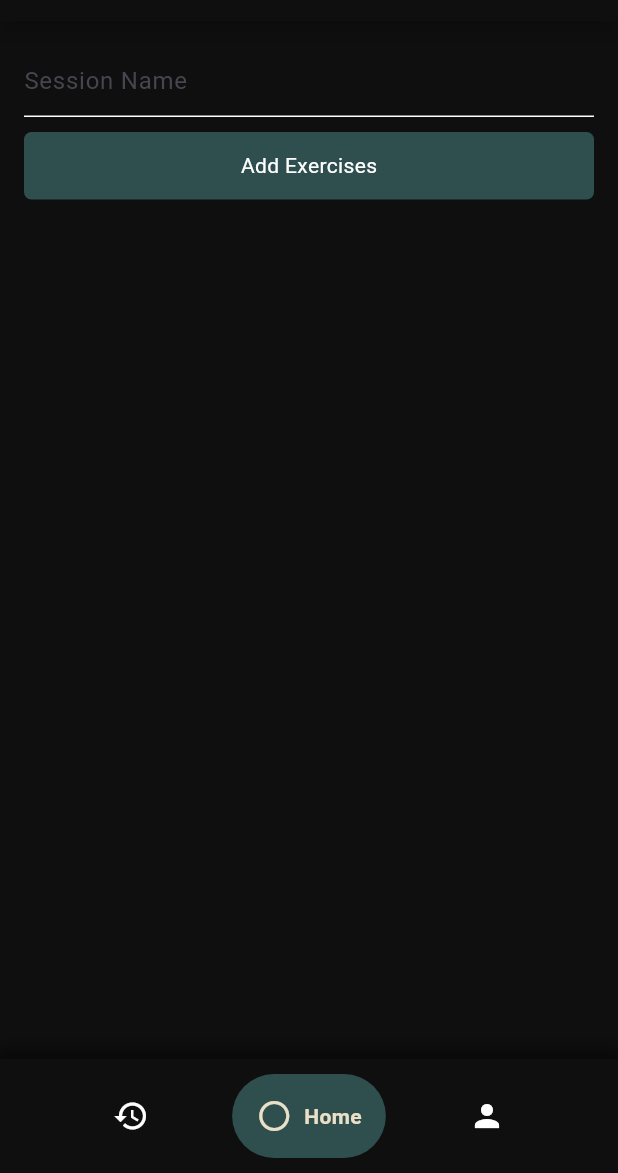
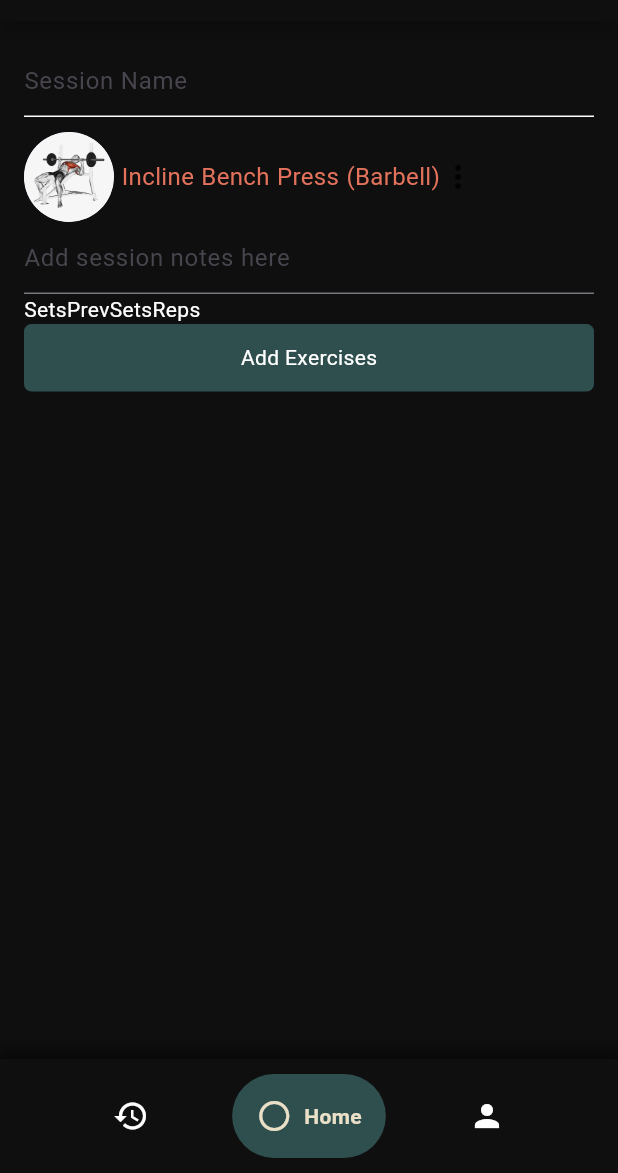
Before and after one commit to zendrexx/workout_app, a Flutter app: the CreateSessionPage screen opened by its route, on a phone screen of 412 x 824 dp, the part 63-1236 px from its top. Run offline on Flutter 3.47's test engine with Material 3 defaults, Android fonts, the phone set to English and light mode, and no system bars; drawn by our look-alikes of google_nav_bar; our stand-ins replace flutter_heatmap_calendar, go_router.

Commit message:
session workout widget

```diff
--- a/client/lib/features/home/pages/create_session_page.dart
+++ b/client/lib/features/home/pages/create_session_page.dart
@@ -1,4 +1,5 @@
 import 'package:client/features/home/widgets/long_custom_button.dart';
+import 'package:client/features/home/widgets/session_workout_widget.dart';
 import 'package:flutter/material.dart';
 import 'package:go_router/go_router.dart';
 
@@ -86,7 +87,7 @@ class _CreateSessionPageState extends State<CreateSessionPage> {
                 },
               ),
               SizedBox(height: 10),
-
+              SessionWorkoutWidget(),
               LongCustomButton(title: "Add Exercises", onTap: () {}),
             ],
           ),
--- a/client/lib/features/home/widgets/home_list_widget.dart
+++ b/client/lib/features/home/widgets/home_list_widget.dart
@@ -49,10 +49,12 @@ class HomeListWidget extends StatelessWidget {
                   ],
                 ),
 
-                Text(
-                  "Push day - Bench press, Machine fly..\nPull day - Lat PullDown, Pull ups, Row..\nLeg Day - Squat, Deadlift..",
-                  style: TextStyle(fontSize: 14, color: Color(0xffEAE0C8)),
-                ),
+                // Text(
+                //   "Push day - Bench press, Machine fly..\nPull day - Lat PullDown, Pull ups, Row..\nLeg Day - Squat, Deadlift..",
+                //   style: TextStyle(fontSize: 14, color: Color(0xffEAE0C8)),
+                // ),
+                Text("hello no font"),
+                Text("hello with font", style: TextStyle(fontFamily: "Futura")),
                 SizedBox(height: 10),
                 LongCustomButton(
                   title: "Start Program",
--- /dev/null
+++ b/client/lib/features/home/widgets/session_workout_widget.dart
@@ -0,0 +1,35 @@
+import 'package:flutter/material.dart';
+
+class SessionWorkoutWidget extends StatelessWidget {
+  const SessionWorkoutWidget({super.key});
+
+  @override
+  Widget build(BuildContext context) {
+    return Column(
+      children: [
+        Row(
+          children: [
+            const CircleAvatar(
+              radius: 30,
+              backgroundImage: AssetImage("assets/images/benchpress.png"),
+            ),
+            SizedBox(width: 5),
+            Text(
+              "Incline Bench Press (Barbell)",
+              style: TextStyle(
+                color: Color(0xffE2725B),
+                fontSize: 16,
+                wordSpacing: .5,
+              ),
+            ),
+            GestureDetector(child: Icon(Icons.more_vert_outlined)),
+          ],
+        ),
+        TextField(
+          decoration: InputDecoration(hintText: "Add session notes here"),
+        ),
+        Row(children: [Text("Sets"), Text("Prev"), Text("Sets"), Text("Reps")]),
+      ],
+    );
+  }
+}
--- a/client/lib/main.dart
+++ b/client/lib/main.dart
@@ -13,15 +13,15 @@ class MyApp extends StatelessWidget {
   Widget build(BuildContext context) {
     return MaterialApp.router(
       debugShowCheckedModeBanner: false,
-      title: 'Flutter Demo',
+      routerConfig: router,
       theme: ThemeData(
+        fontFamily: "Futura",
         colorScheme: ColorScheme.fromSeed(seedColor: Colors.deepPurple),
         textTheme: ThemeData.light().textTheme.apply(
           bodyColor: Colors.white,
           displayColor: Colors.white,
         ),
       ),
-      routerConfig: router,
     );
   }
 }
```
Also changed, not shown: client/pubspec.yaml (+4 -4 lines).
